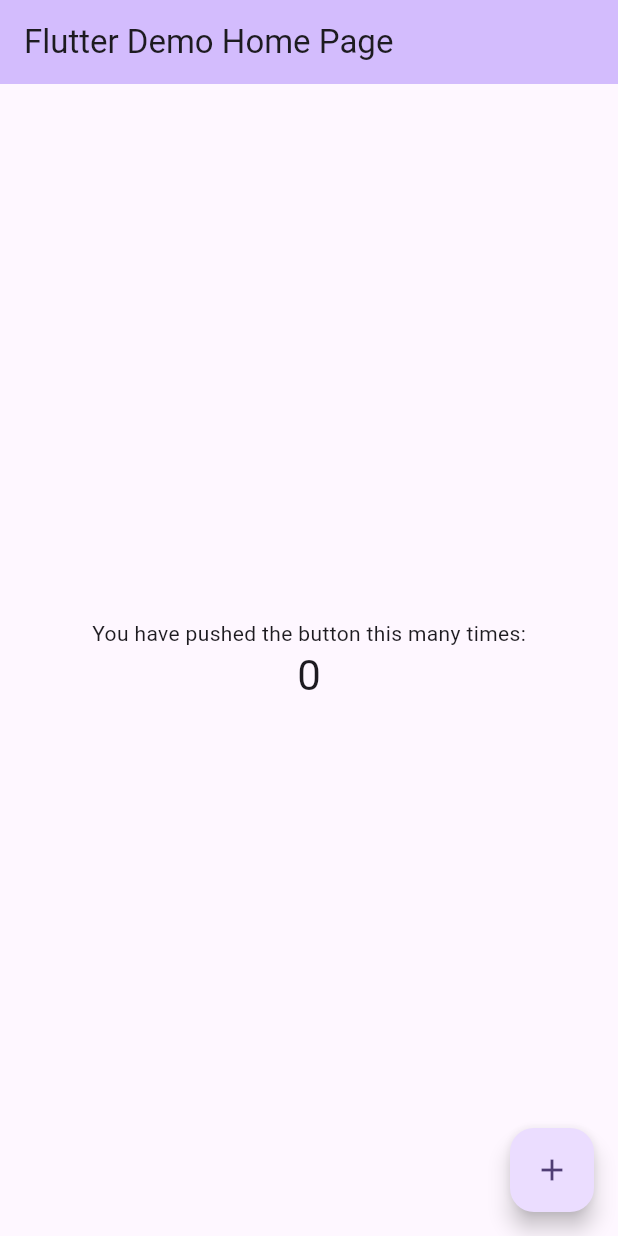
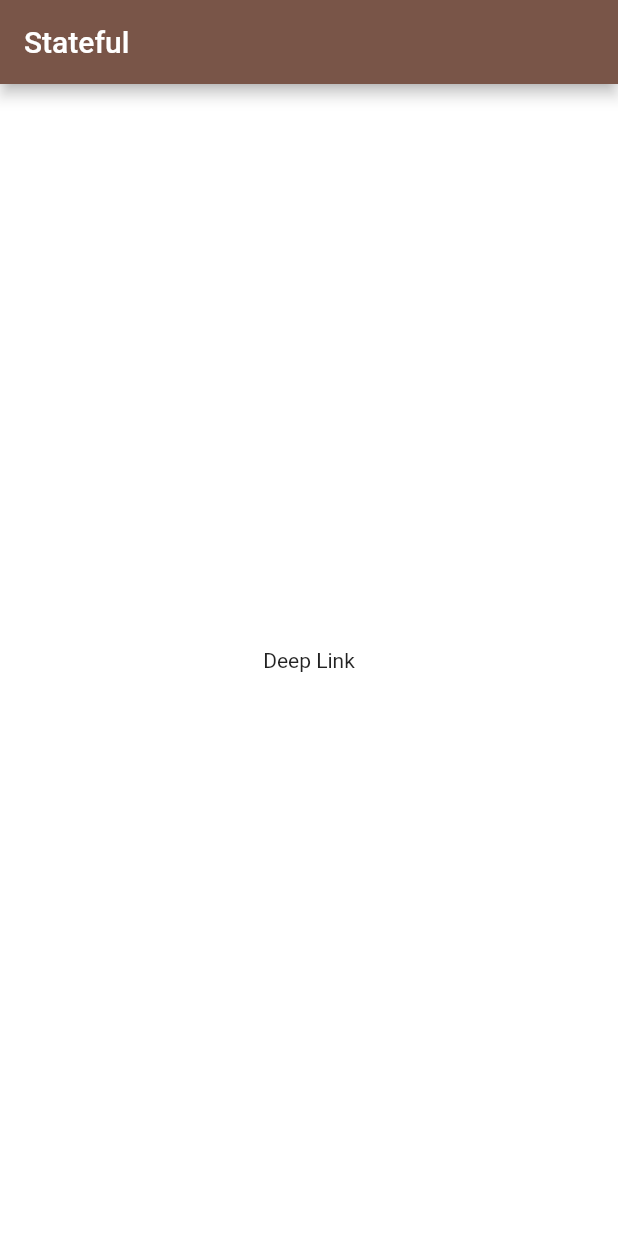
Before and after one commit to const-nawata/tst_link, a Flutter app: the screen it shows after launch, on a phone screen of 412 x 824 dp. Run offline on Flutter 3.47's test engine with Material 2 defaults, Android fonts, the phone set to English and light mode, and no system bars; our stand-ins replace app_links.

Commit message:
blin komom

```diff
--- a/assetlinks.json
+++ b/assetlinks.json
@@ -2,7 +2,7 @@
   "relation": ["delegate_permission/common.handle_all_urls"],
   "target": {
     "namespace": "android_app",
-    "package_name": "com.tst.key.tst_key",
+    "package_name": "com.tst_link.tst_link",
     "sha256_cert_fingerprints":
     ["F3:A9:33:A1:CD:22:F6:EE:DE:31:49:B7:85:C0:18:55:86:06:CB:11:73:13:5A:51:DF:61:9D:9D:37:57:82:37"]
   }
--- a/lib/main.dart
+++ b/lib/main.dart
@@ -1,125 +1,94 @@
+import 'dart:async';
+
+import 'package:app_links/app_links.dart';
 import 'package:flutter/material.dart';
 
 void main() {
-  runApp(const MyApp());
+  runApp(MyApp());
 }
 
 class MyApp extends StatelessWidget {
-  const MyApp({super.key});
-
-  // This widget is the root of your application.
   @override
   Widget build(BuildContext context) {
     return MaterialApp(
-      title: 'Flutter Demo',
+      title: 'Demo',
       theme: ThemeData(
-        // This is the theme of your application.
-        //
-        // TRY THIS: Try running your application with "flutter run". You'll see
-        // the application has a blue toolbar. Then, without quitting the app,
-        // try changing the seedColor in the colorScheme below to Colors.green
-        // and then invoke "hot reload" (save your changes or press the "hot
-        // reload" button in a Flutter-supported IDE, or press "r" if you used
-        // the command line to start the app).
-        //
-        // Notice that the counter didn't reset back to zero; the application
-        // state is not lost during the reload. To reset the state, use hot
-        // restart instead.
-        //
-        // This works for code too, not just values: Most code changes can be
-        // tested with just a hot reload.
-        colorScheme: ColorScheme.fromSeed(seedColor: Colors.deepPurple),
-        useMaterial3: true,
+        primarySwatch: Colors.brown,
+        scaffoldBackgroundColor: Colors.white,
       ),
-      home: const MyHomePage(title: 'Flutter Demo Home Page'),
+      home: MyHomePage(title: 'Stateful'),
+      builder: (context, child) {
+        final mediaQueryData = MediaQuery.of(context);
+
+        return MediaQuery(
+          data: mediaQueryData.copyWith(textScaleFactor: 1.0),
+          child: child!,
+        );
+      },
     );
   }
 }
 
 class MyHomePage extends StatefulWidget {
-  const MyHomePage({super.key, required this.title});
+  MyHomePage({Key? key, required this.title}) : super(key: key);
 
-  // This widget is the home page of your application. It is stateful, meaning
-  // that it has a State object (defined below) that contains fields that affect
-  // how it looks.
-
-  // This class is the configuration for the state. It holds the values (in this
-  // case the title) provided by the parent (in this case the App widget) and
-  // used by the build method of the State. Fields in a Widget subclass are
-  // always marked "final".
-
-  final String title;
+  final String title; //  Test commit 002/1A
 
   @override
   State<MyHomePage> createState() => _MyHomePageState();
 }
 
 class _MyHomePageState extends State<MyHomePage> {
-  int _counter = 0;
+  late AppLinks _appLinks;
+  final _navigatorKey = GlobalKey<NavigatorState>();
+  StreamSubscription<Uri>? _linkSubscription;
 
-  void _incrementCounter() {
-    setState(() {
-      // This call to setState tells the Flutter framework that something has
-      // changed in this State, which causes it to rerun the build method below
-      // so that the display can reflect the updated values. If we changed
-      // _counter without calling setState(), then the build method would not be
-      // called again, and so nothing would appear to happen.
-      _counter++;
-    });
+  @override
+  void initState() {
+    super.initState();
+
+    print('\x1B[32m initState 1 \x1B[0m');
+
+    initDeepLinks();
+
+    print('\x1B[32m initState 2 \x1B[0m');
+  }
+
+  @override
+  void dispose() {
+    _linkSubscription?.cancel();
+
+    super.dispose();
   }
 
   @override
   Widget build(BuildContext context) {
-    // This method is rerun every time setState is called, for instance as done
-    // by the _incrementCounter method above.
-    //
-    // The Flutter framework has been optimized to make rerunning build methods
-    // fast, so that you can just rebuild anything that needs updating rather
-    // than having to individually change instances of widgets.
     return Scaffold(
-      appBar: AppBar(
-        // TRY THIS: Try changing the color here to a specific color (to
-        // Colors.amber, perhaps?) and trigger a hot reload to see the AppBar
-        // change color while the other colors stay the same.
-        backgroundColor: Theme.of(context).colorScheme.inversePrimary,
-        // Here we take the value from the MyHomePage object that was created by
-        // the App.build method, and use it to set our appbar title.
-        title: Text(widget.title),
-      ),
-      body: Center(
-        // Center is a layout widget. It takes a single child and positions it
-        // in the middle of the parent.
-        child: Column(
-          // Column is also a layout widget. It takes a list of children and
-          // arranges them vertically. By default, it sizes itself to fit its
-          // children horizontally, and tries to be as tall as its parent.
-          //
-          // Column has various properties to control how it sizes itself and
-          // how it positions its children. Here we use mainAxisAlignment to
-          // center the children vertically; the main axis here is the vertical
-          // axis because Columns are vertical (the cross axis would be
-          // horizontal).
-          //
-          // TRY THIS: Invoke "debug painting" (choose the "Toggle Debug Paint"
-          // action in the IDE, or press "p" in the console), to see the
-          // wireframe for each widget.
-          mainAxisAlignment: MainAxisAlignment.center,
-          children: <Widget>[
-            const Text(
-              'You have pushed the button this many times:',
-            ),
-            Text(
-              '$_counter',
-              style: Theme.of(context).textTheme.headlineMedium,
-            ),
-          ],
-        ),
-      ),
-      floatingActionButton: FloatingActionButton(
-        onPressed: _incrementCounter,
-        tooltip: 'Increment',
-        child: const Icon(Icons.add),
-      ), // This trailing comma makes auto-formatting nicer for build methods.
+      appBar: AppBar(title: Text(widget.title)),
+      body: Center(child: Container(child: Text('Deep Link'))),
     );
   }
+
+  Future<void> initDeepLinks() async {
+    _appLinks = AppLinks();
+
+    // Check initial link if app was in cold state (terminated)
+    final appLink = await _appLinks.getInitialAppLink();
+    if (appLink != null) {
+      print('\x1B[32m InitialAppLink: $appLink \x1B[0m');
+
+      openAppLink(appLink);
+    }
+
+    // Handle link when app is in warm state (front or background)
+    _linkSubscription = _appLinks.uriLinkStream.listen((uri) {
+      print('\x1B[36m onAppLink: $uri \x1B[0m');
+
+      openAppLink(uri);
+    });
+  }
+
+  void openAppLink(Uri uri) {
+    // _navigatorKey.currentState?.pushNamed(uri.fragment);
+  }
 }
```
Also changed, not shown: pubspec.yaml (+3 -65 lines), 7 other files.
